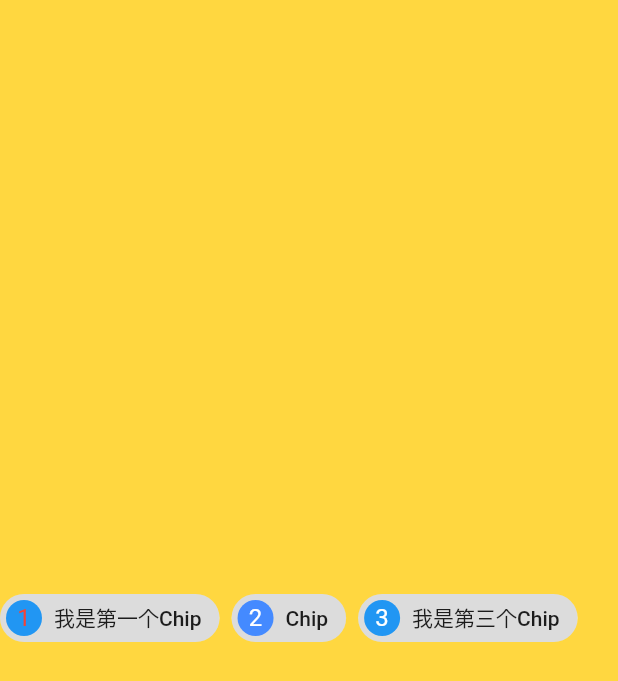
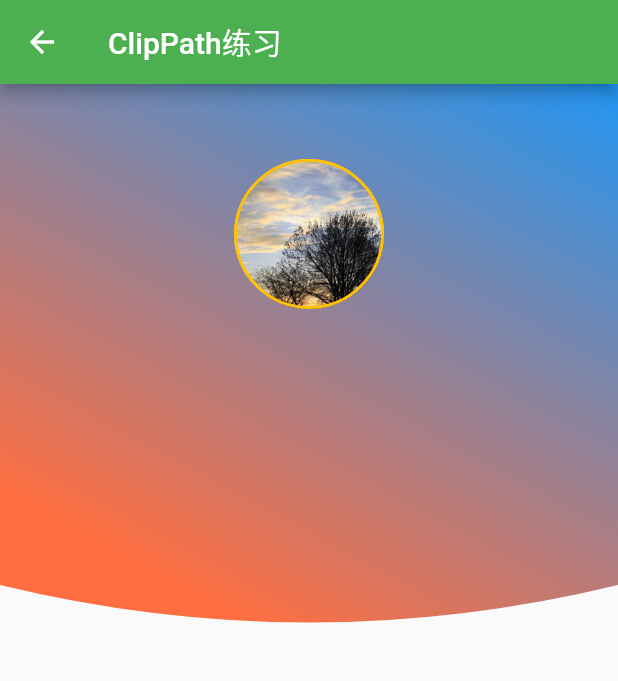
Before and after one commit to liangperfect/FlutterDemo, a Flutter app: the screen it shows after launch, on a phone screen of 412 x 824 dp. Shown: the top 681 px of the screen. Run offline on Flutter 3.47's test engine with Material 2 defaults, Android fonts, the phone set to English and light mode, and no system bars; our stand-ins replace dio, fluttertoast.

Commit message:
ClipPath裁剪练习

```diff
--- a/lib/main.dart
+++ b/lib/main.dart
@@ -11,11 +11,13 @@ import 'package:flutter_app/views/StatefulWidgetDemo.dart';
 import 'package:flutter_app/views/httpdemo/HttpDemo.dart';
 import 'package:flutter_app/views/layoutdemo/LayoutDemo1.dart';
 import 'package:flutter_app/views/layoutdemo/LoginPage.dart';
+import 'package:flutter_app/views/layoutdemo/PageIndex.dart';
 import 'package:flutter_app/views/layoutdemo/StackDemo.dart';
 import 'package:flutter_app/views/providerdemo/Counter.dart';
 import 'package:flutter_app/views/providerdemo/ProviderDemo.dart';
 import 'package:flutter_app/views/providerdemo/ProviderSecond.dart';
 import 'package:flutter_app/widgetdemo/ChipDemo.dart';
+import 'package:flutter_app/widgetdemo/ClipPathDemo.dart';
 import 'package:flutter_app/widgetdemo/Demo.dart';
 import 'package:provider/provider.dart';
 
@@ -67,8 +69,10 @@ class MyApp extends StatelessWidget {
         '/home/LayoutDemo1': (BuildContext context) => LayoutDemo1(),
         '/home/LoginPage': (BuildContext context) => LoginPage(),
         '/home/ChipDemo': (BuildContext context) => ChipDemo(),
+        '/home/MainActivity': (BuildContext context) => PageIndex(),
+        '/home/ClipPathDemo': (BuildContext context) => ClipPathDemo(),
       },
-      initialRoute: '/home/ChipDemo',
+      initialRoute: '/home/ClipPathDemo',
     );
   }
 }
--- a/lib/widgetdemo/ChipDemo.dart
+++ b/lib/widgetdemo/ChipDemo.dart
@@ -11,6 +11,8 @@ class ChipState extends State<ChipDemo> {
   Widget build(BuildContext context) {
     return Material(
       child: Container(
+        height: MediaQuery.of(context).size.height * 0.6,
+        constraints: BoxConstraints(maxWidth: 100, maxHeight: 200),
         color: Colors.amberAccent,
         alignment: Alignment.centerLeft,
         child: Wrap(
--- /dev/null
+++ b/lib/widgetdemo/ClipPathDemo.dart
@@ -0,0 +1,71 @@
+import 'package:flutter/cupertino.dart';
+import 'package:flutter/material.dart';
+
+class ClipPathDemo extends StatefulWidget {
+  @override
+  State<StatefulWidget> createState() => ClipPathState();
+}
+
+class ClipPathState extends State<ClipPathDemo> {
+  @override
+  Widget build(BuildContext context) {
+    return Scaffold(
+      appBar: AppBar(
+        title: Text('ClipPath练习'),
+      ),
+      body: ClipPath(
+        child: Stack(
+          fit: StackFit.expand,
+          children: <Widget>[
+            Container(
+              decoration: BoxDecoration(
+                  color: Color(0xff622F74),
+                  gradient: LinearGradient(
+                      colors: [Colors.blue, Colors.deepOrangeAccent],
+                      begin: Alignment.topRight,
+                      end: Alignment(0, 0))),
+            ),
+            Column(
+              children: <Widget>[
+                Padding(
+                  padding: EdgeInsets.only(top: 50),
+                  child: Container(
+                    width: 100,
+                    height: 100,
+                    decoration: BoxDecoration(
+                        border: Border.all(color: Colors.amber, width: 2.0),
+                        color: Color(0xFFFFFFFF),
+                        shape: BoxShape.circle,
+                        image: DecorationImage(
+                            image: AssetImage('assets/images/pic.jpg'),
+                            fit: BoxFit.cover)),
+                  ),
+                )
+              ],
+            )
+          ],
+        ),
+        clipper: HeaderColor(),
+      ),
+    );
+  }
+}
+
+class HeaderColor extends CustomClipper<Path> {
+  @override
+  Path getClip(Size size) {
+    var path = Path();
+    path.lineTo(0, 0);
+    path.lineTo(0, size.height / 2 - 50);
+
+    var p1 = Offset(size.width / 2, size.height / 2);
+    var p2 = Offset(size.width, size.height / 2 - 50);
+    path.quadraticBezierTo(p1.dx, p1.dy, p2.dx, p2.dy);
+    path.lineTo(size.width, size.height - 50);
+    path.lineTo(size.width, 0);
+    return path;
+  }
+
+  @override
+  bool shouldReclip(CustomClipper<Path> oldClipper) => false;
+}
```
Also changed, not shown: lib/views/layoutdemo/LoginPage.dart (+47 -13 lines), lib/views/layoutdemo/NavBottomItems.dart (added, +17 -0 lines), lib/views/layoutdemo/PageIndex.dart (added, +72 -0 lines).
